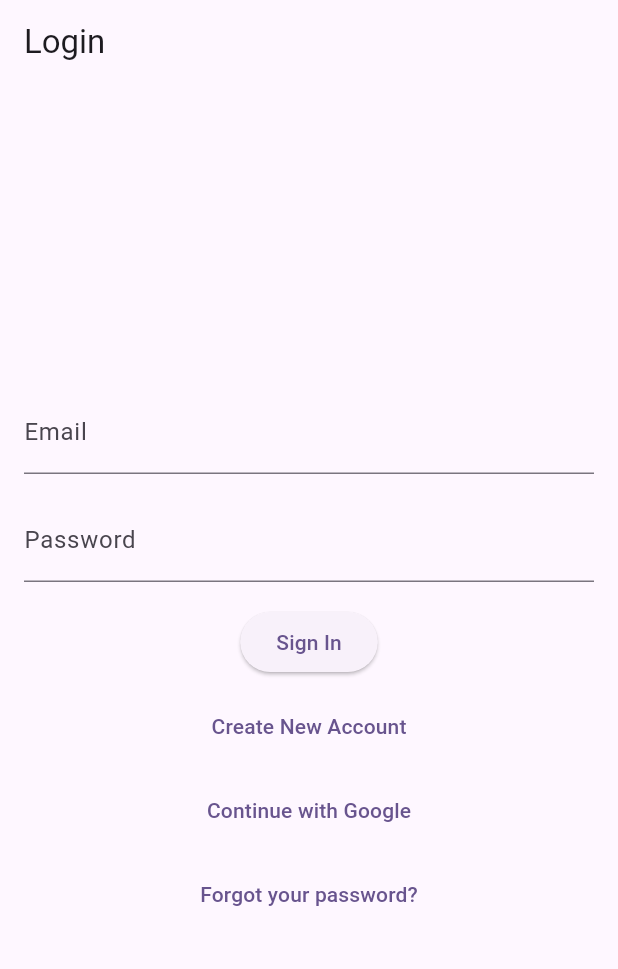
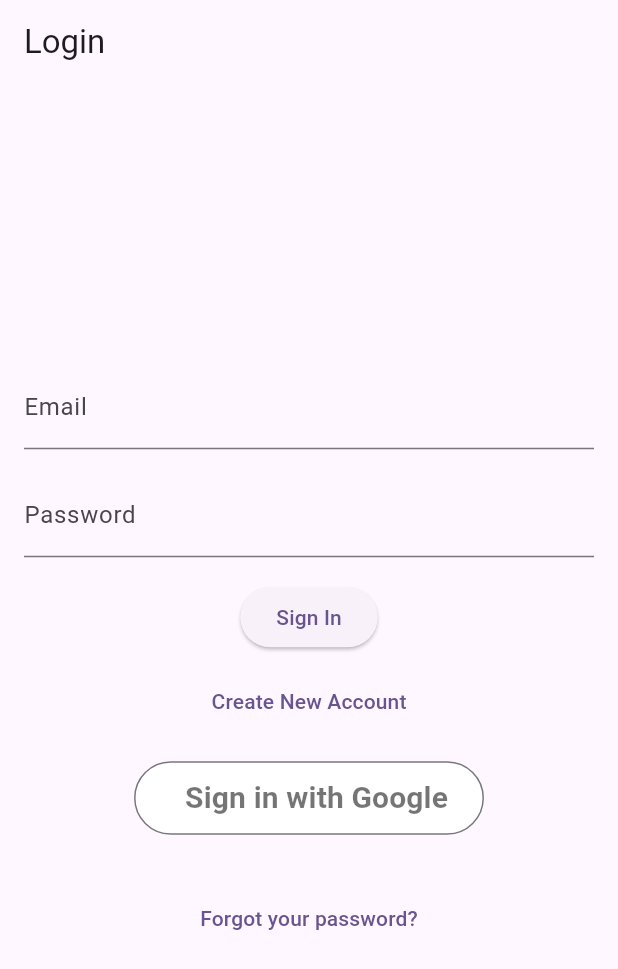
Before and after one commit to Emanuel532/Wigo, a Flutter app: the screen it shows after launch, on a phone screen of 412 x 824 dp. Shown: the top 969 px of the screen. Run offline on Flutter 3.47's test engine with Material 3 defaults, Android fonts, the phone set to English and light mode, and no system bars; our stand-ins replace firebase_auth, firebase_core, go_router, google_sign_in; accounts and stored records are empty; generated files the repository leaves out were written again.

Commit message:
google log_in method

```diff
--- a/lib/screens/log_in_screen.dart
+++ b/lib/screens/log_in_screen.dart
@@ -4,6 +4,7 @@
 import 'package:wigo/services/authentication_utils.dart';
 
 import 'package:wigo/services/authentication_service.dart';
+import 'package:wigo/widgets/buttons/google_sign_in_button.dart';
 
 class LoginScreen extends StatelessWidget {
   TextEditingController emailController = TextEditingController();
@@ -47,7 +48,7 @@
                           password: passwordController.text)
                       .then((_) {
                     if (AuthenticationUtils.isUserAuthenticated()) {
-                      GoRouter.of(context).go('/');
+                      GoRouter.of(context).pushReplacement('/');
                     }
                     ;
                   }).catchError((err) {
@@ -74,7 +75,7 @@
               onPressed: () {
                 // TODO: Implement continue with Google logic
               },
-              child: Text('Continue with Google'),
+              child: GoogleSignInButton(),
             ),
             SizedBox(height: 8.0),
             TextButton(
--- a/lib/services/authentication_service.dart
+++ b/lib/services/authentication_service.dart
@@ -56,4 +56,7 @@
       throw e;
     }
   }
+
+  //Sign in with Google account
+  Future<UserCredential?> signInWithGoogle() async {}
 }
--- /dev/null
+++ b/lib/widgets/buttons/google_sign_in_button.dart
@@ -0,0 +1,82 @@
+import 'package:firebase_auth/firebase_auth.dart';
+import 'package:flutter/material.dart';
+import 'package:go_router/go_router.dart';
+import 'package:wigo/controllers/account_controller.dart';
+import 'package:wigo/services/authentication_service.dart';
+
+class GoogleSignInButton extends StatefulWidget {
+  @override
+  _GoogleSignInButtonState createState() => _GoogleSignInButtonState();
+}
+
+class _GoogleSignInButtonState extends State<GoogleSignInButton> {
+  bool _isSigningIn = false;
+
+  @override
+  Widget build(BuildContext context) {
+    return Padding(
+      padding: const EdgeInsets.only(bottom: 16.0),
+      child: _isSigningIn
+          ? CircularProgressIndicator(
+              valueColor: AlwaysStoppedAnimation<Color>(Colors.white),
+            )
+          : OutlinedButton(
+              style: ButtonStyle(
+                backgroundColor: MaterialStateProperty.all(Colors.white),
+                shape: MaterialStateProperty.all(
+                  RoundedRectangleBorder(
+                    borderRadius: BorderRadius.circular(40),
+                  ),
+                ),
+              ),
+              onPressed: () async {
+                setState(() {
+                  _isSigningIn = true;
+                });
+
+                User? user =
+                    await AccountController.signInWithGoogle(context: context);
+
+                setState(() {
+                  _isSigningIn = false;
+                });
+
+                if (user != null) {
+                  GoRouter.of(context).go('/');
+                  /*Navigator.of(context).pushReplacement(
+      MaterialPageRoute(
+        builder: (context) {
+          },
+      ),
+    );*/
+                }
+              },
+              child: Padding(
+                padding: const EdgeInsets.fromLTRB(0, 10, 0, 10),
+                child: Row(
+                  mainAxisSize: MainAxisSize.min,
+                  mainAxisAlignment: MainAxisAlignment.center,
+                  children: <Widget>[
+                    /*
+                    Image(
+                      image: AssetImage("assets/google_logo.png"),
+                      height: 35.0,
+                    ),*/
+                    Padding(
+                      padding: const EdgeInsets.only(left: 10),
+                      child: Text(
+                        'Sign in with Google',
+                        style: TextStyle(
+                          fontSize: 20,
+                          color: Colors.black54,
+                          fontWeight: FontWeight.w600,
+                        ),
+                      ),
+                    )
+                  ],
+                ),
+              ),
+            ),
+    );
+  }
+}
--- a/pubspec.yaml
+++ b/pubspec.yaml
@@ -38,6 +38,7 @@
   firebase_core: ^2.31.0
   go_router: ^14.1.0
   firebase_auth: ^4.19.5
+  google_sign_in: ^6.2.1
 
 dev_dependencies:
   flutter_test:
```
Also changed, not shown: lib/controllers/account_controller.dart (+41 -0 lines), pubspec.lock, 6 other files.
